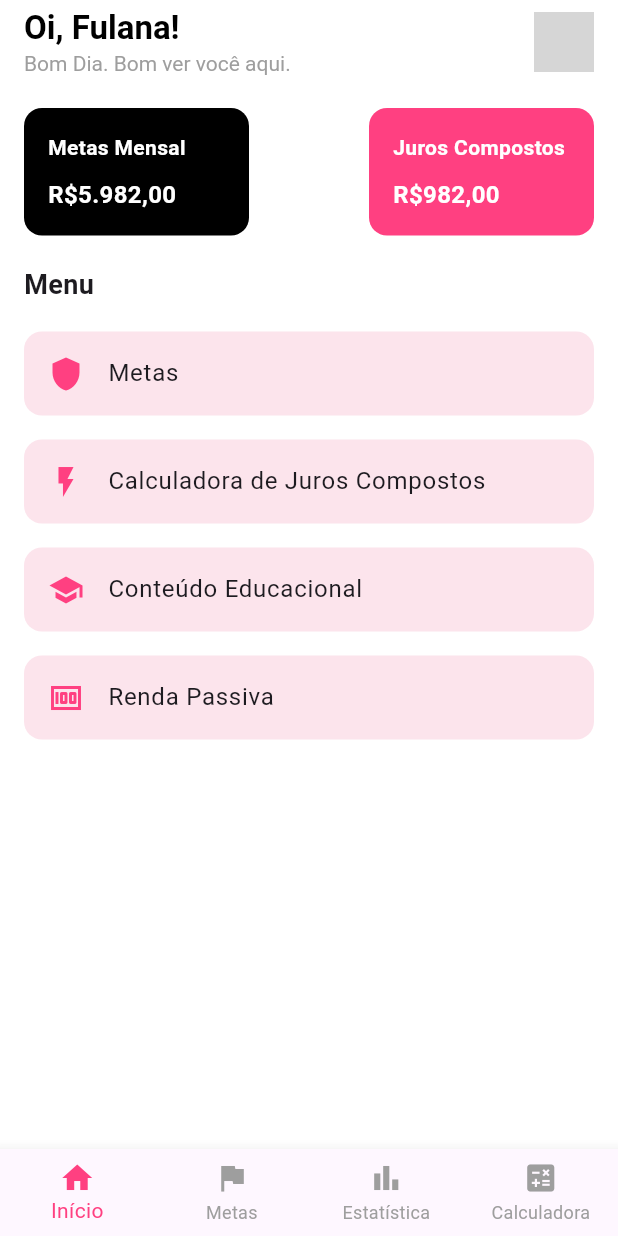
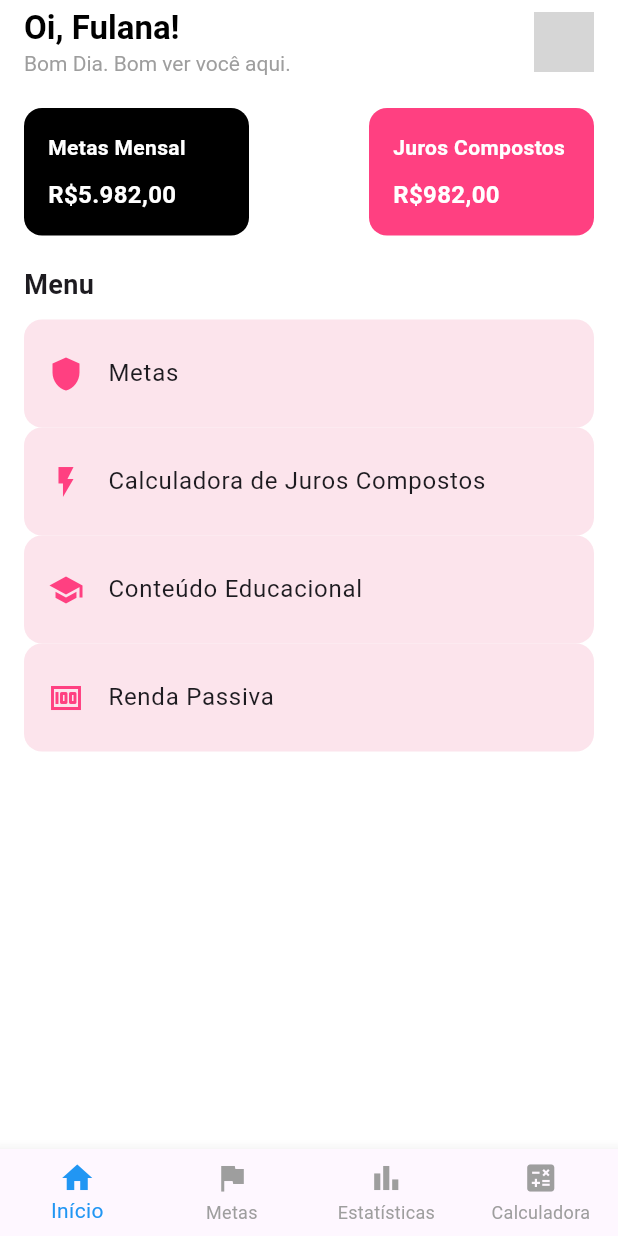
Before and after one commit to BiancaSalomao1/Flutter, a Flutter app: the HomePage screen opened directly, on a phone screen of 412 x 824 dp. Run offline on Flutter 3.47's test engine with Material 3 defaults, Android fonts, the phone set to English and light mode, and no system bars; our stand-ins replace device_preview, fl_chart; grey boxes are pictures that could not be loaded.

Commit message:
trabalhando em um controlador para o menu inicial

```diff
--- /dev/null
+++ b/lib/controllers/bottom_navegation.dart
@@ -0,0 +1,74 @@
+import 'package:flutter/material.dart';
+import 'package:appeducafin/views/home.dart'; // Adicione a página Home
+import 'package:appeducafin/views/goals.dart'; // Adicione a página Goals
+import 'package:appeducafin/views/statistics.dart'; // Adicione a página Estatísticas
+import 'package:appeducafin/views/calculator.dart'; // Adicione a página Calculadora
+
+class CustomBottomNavigationBar extends StatelessWidget {
+  final int currentIndex;
+  final Function(int) onTap;
+
+  const CustomBottomNavigationBar({
+    super.key,
+    required this.currentIndex,
+    required this.onTap,
+  });
+
+  @override
+  Widget build(BuildContext context) {
+    return BottomNavigationBar(
+      currentIndex: currentIndex,
+      onTap: onTap,
+      items: const [
+        BottomNavigationBarItem(icon: Icon(Icons.home), label: 'Início'),
+        BottomNavigationBarItem(icon: Icon(Icons.flag), label: 'Metas'),
+        BottomNavigationBarItem(icon: Icon(Icons.bar_chart), label: 'Estatísticas'),
+        BottomNavigationBarItem(icon: Icon(Icons.calculate), label: 'Calculadora'),
+      ],
+      selectedItemColor: Colors.blue,
+      unselectedItemColor: Colors.grey,
+      type: BottomNavigationBarType.fixed,
+    );
+  }
+}
+
+class StatisticDashboard extends StatefulWidget {
+  const StatisticDashboard({super.key});
+
+  @override
+  _StatisticDashboardState createState() => _StatisticDashboardState();
+}
+
+class _StatisticDashboardState extends State<StatisticDashboard> {
+  int _currentIndex = 0; // Declare the index outside of the build method
+
+  // Atualize a lista de páginas com referências corretas para as páginas
+  final List<Widget> _pages = [
+    const HomePage(), // Página Home
+    //const Goals(), // Página Goals
+    const StatisticDashboard(), // Página Estatísticas
+    //const Calculator(), // Página Calculadora
+  ];
+
+  // Método para lidar com a seleção da aba
+  void _onTabTapped(int index) {
+    setState(() {
+      _currentIndex = index; // Atualiza o índice da página selecionada
+    });
+  }
+
+  @override
+  Widget build(BuildContext context) {
+    return Scaffold(
+      appBar: AppBar(
+        title: const Text('Estatísticas'),
+        backgroundColor: Colors.black,
+      ),
+      body: _pages[_currentIndex], // Renderiza a página baseada no índice atual
+      bottomNavigationBar: CustomBottomNavigationBar(
+        currentIndex: _currentIndex,
+        onTap: _onTabTapped,
+      ),
+    );
+  }
+}
--- a/lib/main.dart
+++ b/lib/main.dart
@@ -1,6 +1,6 @@
+import 'package:appeducafin/views/login.dart';
+import 'package:device_preview/device_preview.dart';
 import 'package:flutter/material.dart';
-import 'package:device_preview/device_preview.dart';
-import 'views/login.dart';
 
 
 void main() {
@@ -13,11 +13,12 @@ void main() {
 }
 
 class MyApp extends StatelessWidget {
+  const MyApp({super.key});
+
   @override
   Widget build(BuildContext context) {
     return MaterialApp(
-      debugShowCheckedModeBanner: false,
-      builder: DevicePreview.appBuilder,
+    debugShowCheckedModeBanner: false,
       home:LoginScreen(),
     );
   }
--- a/lib/views/home.dart
+++ b/lib/views/home.dart
@@ -1,13 +1,39 @@
-import 'package:appeducafin/views/statistic.dart';
-import 'package:appeducafin/views/goals.dart';
-import 'package:appeducafin/views/historical.dart';
-import 'package:appeducafin/views/calculator.dart';
+import 'package:appeducafin/controllers/bottom_navegation.dart';
+import 'package:flutter/material.dart';
+import 'package:appeducafin/views/projection.dart'; // Import the new page
 
-import 'package:flutter/material.dart';
-import 'package:fl_chart/fl_chart.dart';
+class HomePage extends StatefulWidget {
+  const HomePage({super.key});
 
+  @override
+  _HomePageState createState() => _HomePageState();
+}
 
-class HomePage extends StatelessWidget {
+class _HomePageState extends State<HomePage> {
+  int _currentIndex = 0;
+  final PageController _pageController = PageController();
+
+  // Placeholder pages for navigation
+  final List<Widget> _pages = [
+    const Center(child: Text("Metas")),
+    const Center(child: Text("Calculadora de Juros Compostos")),
+    const Center(child: Text("Conteúdo Educacional")),
+    const ProjectionPage(), // Use the new page here
+  ];
+
+  void _onTabTapped(int index) {
+    setState(() {
+      _currentIndex = index;
+    });
+    _pageController.jumpToPage(index);
+  }
+
+  @override
+  void dispose() {
+    _pageController.dispose();
+    super.dispose();
+  }
+
   @override
   Widget build(BuildContext context) {
     return Scaffold(
@@ -21,14 +47,16 @@ class HomePage extends StatelessWidget {
             Column(
               crossAxisAlignment: CrossAxisAlignment.start,
               children: [
-                Text('Oi, Fulana!',
+                const Text('Oi, Fulana!',
                     style: TextStyle(
-                        fontSize: 22, fontWeight: FontWeight.bold, color: Colors.black)),
-                Text('Bom Dia. Bom ver você aqui.',
+                        fontSize: 22,
+                        fontWeight: FontWeight.bold,
+                        color: Colors.black)),
+                const Text('Bom Dia. Bom ver você aqui.',
                     style: TextStyle(fontSize: 14, color: Colors.grey)),
               ],
             ),
-            CircleAvatar(
+            const CircleAvatar(
               backgroundImage: AssetImage('assets/profile.jpg'),
             )
           ],
@@ -46,68 +74,34 @@ class HomePage extends StatelessWidget {
                 _buildCard('Juros Compostos', 'R\$982,00', Colors.pinkAccent),
               ],
             ),
-            SizedBox(height: 20),
-            Text('Menu',
+            const SizedBox(height: 20),
+            const Text('Menu',
                 style: TextStyle(fontSize: 18, fontWeight: FontWeight.bold)),
-            SizedBox(height: 10),
+            const SizedBox(height: 10),
             Expanded(
               child: ListView(
                 children: [
-                  _buildMenuItem(Icons.shield, 'Metas'),
-                  _buildMenuItem(Icons.flash_on, 'Calculadora de Juros Compostos'),
-                  _buildMenuItem(Icons.school, 'Conteúdo Educacional'),
-                  _buildMenuItem(Icons.money, 'Renda Passiva'),
+                  _buildMenuItem(Icons.shield, 'Metas', () => _onTabTapped(0)),
+                  _buildMenuItem(Icons.flash_on, 'Calculadora de Juros Compostos', () => _onTabTapped(1)),
+                  _buildMenuItem(Icons.school, 'Conteúdo Educacional', () => _onTabTapped(2)),
+                  _buildMenuItem(Icons.money, 'Renda Passiva', () => _onTabTapped(3)),
                 ],
               ),
             ),
           ],
         ),
       ),
-      bottomNavigationBar: BottomNavigationBar(
-        type: BottomNavigationBarType.fixed,
-        selectedItemColor: Colors.pinkAccent,
-        unselectedItemColor: Colors.grey,
-        items: [
-          BottomNavigationBarItem(icon: Icon(Icons.home), label: 'Início'),
-          BottomNavigationBarItem(icon: Icon(Icons.flag), label: 'Metas'),
-          BottomNavigationBarItem(icon: Icon(Icons.bar_chart), label: 'Estatística'),
-          BottomNavigationBarItem(icon: Icon(Icons.calculate), label: 'Calculadora'),
-        ],
-        onTap: (index) {
-          switch (index) {
-            case 0:
-             break;
-            // case 1:
-            //   Navigator.push(
-            //     context,
-            //     MaterialPageRoute(builder: (context) => Goals()),
-            //   );
-            //   break;
-            case 2:
-              Navigator.push(
-                context,
-                MaterialPageRoute(builder: (context) => InvestmentDashboard()),
-              );
-              break;
-            // case 3:
-            //   Navigator.push(
-            //     context,
-            //     MaterialPageRoute(builder: (context) => Calculator()),
-            //   );
-            //   break;
-            default:
-              break;
-          }
-        },
+      bottomNavigationBar: CustomBottomNavigationBar(  // Use CustomBottomNavigationBar here
+        currentIndex: _currentIndex,
+        onTap: _onTabTapped,
       ),
     );
   }
 
-  // Definição do método _buildCard
   Widget _buildCard(String title, String amount, Color color) {
     return Container(
       width: 150,
-      padding: EdgeInsets.all(16),
+      padding: const EdgeInsets.all(16),
       decoration: BoxDecoration(
         color: color,
         borderRadius: BorderRadius.circular(12),
@@ -116,26 +110,29 @@ class HomePage extends StatelessWidget {
         crossAxisAlignment: CrossAxisAlignment.start,
         children: [
           Text(title,
-              style: TextStyle(color: Colors.white, fontSize: 14, fontWeight: FontWeight.bold)),
-          SizedBox(height: 10),
+              style: const TextStyle(
+                  color: Colors.white,
+                  fontSize: 14,
+                  fontWeight: FontWeight.bold)),
+          const SizedBox(height: 10),
           Text(amount,
-              style: TextStyle(color: Colors.white, fontSize: 16, fontWeight: FontWeight.bold)),
+              style: const TextStyle(
+                  color: Colors.white,
+                  fontSize: 16,
+                  fontWeight: FontWeight.bold)),
         ],
       ),
     );
   }
 
-  // Método _buildMenuItem também está sendo usado no código
-  Widget _buildMenuItem(IconData icon, String title) {
-    return Padding(
-      padding: const EdgeInsets.symmetric(vertical: 8.0),
-      child: ListTile(
-        leading: Icon(icon, color: Colors.pinkAccent),
-        title: Text(title),
-        tileColor: Colors.pink.shade50,
-        shape: RoundedRectangleBorder(borderRadius: BorderRadius.circular(12)),
-        onTap: () {},
-      ),
+  Widget _buildMenuItem(IconData icon, String title, VoidCallback onTap) {
+    return ListTile(
+      contentPadding: const EdgeInsets.symmetric(vertical: 8.0, horizontal: 16),
+      leading: Icon(icon, color: Colors.pinkAccent),
+      title: Text(title),
+      tileColor: Colors.pink.shade50,
+      shape: RoundedRectangleBorder(borderRadius: BorderRadius.circular(12)),
+      onTap: onTap,
     );
   }
 }
--- a/lib/views/login.dart
+++ b/lib/views/login.dart
@@ -1,14 +1,10 @@
-import 'package:appeducafin/views/register.dart';
 import 'package:flutter/material.dart';
-import 'package:device_preview/device_preview.dart';
-import 'package:appeducafin/views/home.dart';
-
-
-void main() {
-  runApp(DevicePreview(enabled: true, builder: (context) => MyApp()));
-}
+import 'package:appeducafin/views/home.dart'; // Certifique-se de que 'home.dart' está correto
+import 'package:appeducafin/views/register.dart'; // Certifique-se de que 'register.dart' está correto
 
 class MyApp extends StatelessWidget {
+  const MyApp({super.key});
+
   @override
   Widget build(BuildContext context) {
     return MaterialApp(debugShowCheckedModeBanner: false, home: LoginScreen());
@@ -16,6 +12,8 @@ class MyApp extends StatelessWidget {
 }
 
 class LoginScreen extends StatelessWidget {
+  const LoginScreen({super.key});
+
   @override
   Widget build(BuildContext context) {
     return Scaffold(
@@ -53,7 +51,6 @@ class LoginScreen extends StatelessWidget {
                 style: TextStyle(color: Colors.pinkAccent),
               ),
             ),
-
             TextButton(
               onPressed: () {
                 Navigator.push(
@@ -69,7 +66,6 @@ class LoginScreen extends StatelessWidget {
                 ),
               ),
             ),
-
             SizedBox(height: 10),
             Text(
               'Ao continuar você concorda com os Termos de Serviço e Política de Privacidade.',
@@ -79,6 +75,7 @@ class LoginScreen extends StatelessWidget {
             SizedBox(height: 20),
             ElevatedButton(
               onPressed: () {
+                // Corrigido: Navegar diretamente para a HomePage
                 Navigator.pushReplacement(
                   context,
                   MaterialPageRoute(builder: (context) => HomePage()),
```
Also changed, not shown: lib/views/projection.dart (+167 -0 lines), lib/views/report.dart (+7 -21 lines), lib/views/statistic.dart (+84 -168 lines), 3 other files.
